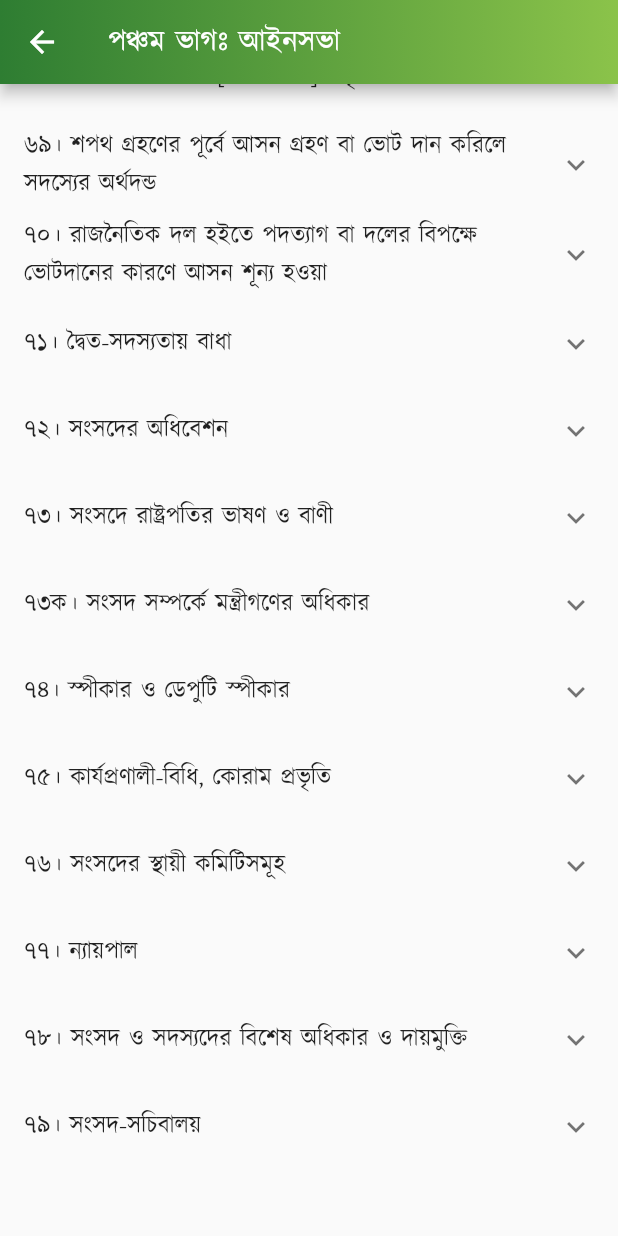
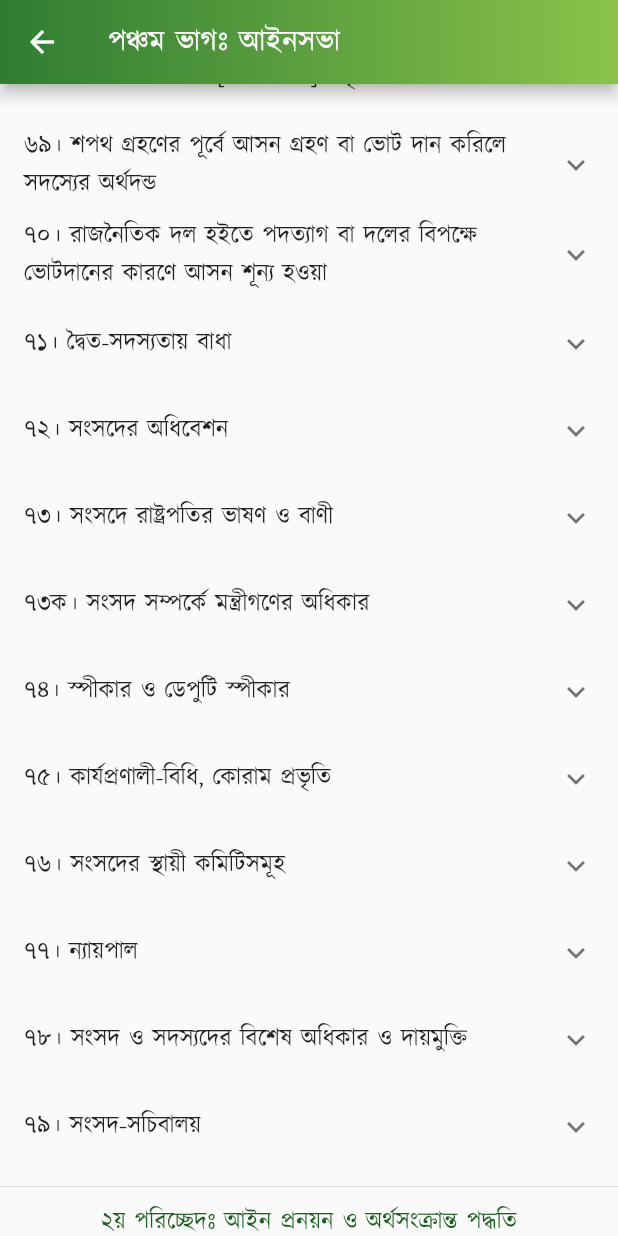
Before and after one commit to Azimul-Haque/flutter-onesignal, a Flutter app: the PartFive screen opened directly, scrolled down 309 dp, on a phone screen of 412 x 824 dp. Run offline on Flutter 3.47's test engine with Material 2 defaults, Android fonts, the phone set to English and light mode, and no system bars; our stand-ins replace fluttertoast, package_info_plus, percent_indicator, shared_preferences, sqflite; missing offline and left inert: blinking_text, flutter_share, onesignal_flutter, slide_popup_dialog; accounts and stored records are empty; network calls fail.

Commit message:
Commit Sun 03/27/2022 23:47:29.18 15252

```diff
--- a/lib/pages/constitution/part5.dart
+++ b/lib/pages/constitution/part5.dart
@@ -374,6 +374,19 @@ class PartFive extends StatelessWidget {
               )),
             ],
           ),
+          SizedBox(
+            height: 3,
+          ),
+          Divider(),
+          SizedBox(
+            height: 3,
+          ),
+          Text(
+            "২য় পরিচ্ছেদঃ আইন প্রনয়ন ও অর্থসংক্রান্ত পদ্ধতি",
+            style: TextStyle(color: Colors.green[900], fontSize: 16),
+            textAlign: TextAlign.center,
+          ),
+          Divider(),
           Padding(
             padding: EdgeInsets.all(15),
             child: Column(children: <Widget>[
```
